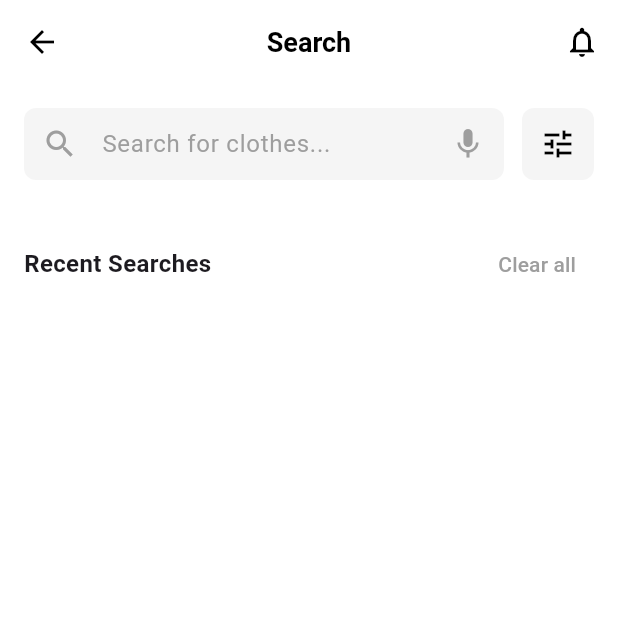
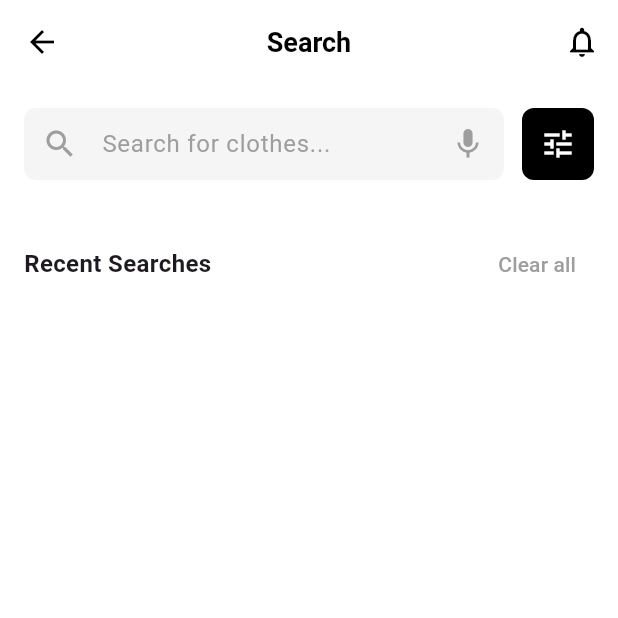
Before and after one commit to DangDiem45/FlutterTraining, a Flutter app: the SearchPage screen opened by its route, on a phone screen of 412 x 824 dp, the top half of it. Run offline on Flutter 3.47's test engine with Material 3 defaults, Android fonts, the phone set to English and light mode, and no system bars; our stand-ins replace bloc, cached_network_image, dartz, dio, equatable, flutter_bloc and 7 more; accounts and stored records are empty; generated files the repository leaves out were written again; network calls fail.

Commit message:
fix errors in Search

```diff
--- a/final_project/lib/core/di/injection_container.dart
+++ b/final_project/lib/core/di/injection_container.dart
@@ -6,6 +6,7 @@ import 'package:final_project/features/ecommerce/domain/repository/products/prod
 import 'package:final_project/features/ecommerce/domain/usecase/products/get_categories.dart';
 import 'package:final_project/features/ecommerce/domain/usecase/products/get_product.dart';
 import 'package:final_project/features/ecommerce/presentation/home/bloc/home_bloc.dart';
+import 'package:final_project/features/ecommerce/presentation/search/bloc/search_bloc.dart';
 import 'package:get_it/get_it.dart';
 
 final sl = GetIt.instance;
@@ -20,4 +21,5 @@ Future<void> initializeDependencies() async {
   sl.registerLazySingleton(() => GetCategories(sl()));
 
   sl.registerFactory(() => HomeBloc(getProducts: sl(), getCategories: sl()));
+  sl.registerFactory(() => SearchBloc());
 }
--- a/final_project/lib/core/utils/app_router.dart
+++ b/final_project/lib/core/utils/app_router.dart
@@ -2,6 +2,8 @@ import 'package:final_project/core/di/injection_container.dart';
 import 'package:final_project/features/ecommerce/presentation/home/bloc/home_bloc.dart';
 import 'package:final_project/features/ecommerce/presentation/home/pages/home_page.dart';
 import 'package:final_project/features/ecommerce/presentation/save/pages/save_item_page.dart';
+import 'package:final_project/features/ecommerce/presentation/search/bloc/search_bloc.dart';
+import 'package:final_project/features/ecommerce/presentation/search/bloc/search_event.dart';
 import 'package:final_project/features/ecommerce/presentation/search/pages/search_page.dart';
 import 'package:flutter_bloc/flutter_bloc.dart';
 import 'package:go_router/go_router.dart';
@@ -17,10 +19,18 @@ final GoRouter router = GoRouter(
     ),
     GoRoute(
       path: '/search',
-      builder: (context, state) => BlocProvider(
-        create: (context) => sl<HomeBloc>(),
-        child: const SearchPage(),
-      ),
+      builder: (context, state) {
+        final query = state.uri.queryParameters['q'] ?? '';
+        if (query.isNotEmpty) {
+          BlocProvider.of<SearchBloc>(context).add(
+            PerformSearch(
+              query,
+              BlocProvider.of<HomeBloc>(context).state.products,
+            ),
+          );
+        }
+        return SearchPage();
+      },
     ),
     GoRoute(path: '/saved', builder: (context, state) => const SaveItemPage()),
   ],
--- a/final_project/lib/features/ecommerce/presentation/search/pages/search_page.dart
+++ b/final_project/lib/features/ecommerce/presentation/search/pages/search_page.dart
@@ -54,16 +54,17 @@ class _SearchPageState extends State<SearchPage> {
 
   @override
   Widget build(BuildContext context) {
-    return BlocProvider(
-      create: (context) => SearchBloc(),
-      child: Scaffold(
+    return Scaffold(
       backgroundColor: Colors.white,
       appBar: AppBar(
         backgroundColor: Colors.white,
         elevation: 0,
         leading: IconButton(
           icon: const Icon(Icons.arrow_back, color: Colors.black),
-            onPressed: () => context.go('/'),
+          onPressed: () {
+            context.read<SearchBloc>().add(ClearSearch());
+            context.go('/');
+          },
         ),
         title: const Text(
           'Search',
@@ -76,10 +77,7 @@ class _SearchPageState extends State<SearchPage> {
         centerTitle: true,
         actions: [
           IconButton(
-              icon: const Icon(
-                Icons.notifications_outlined,
-                color: Colors.black,
-              ),
+            icon: const Icon(Icons.notifications_outlined, color: Colors.black),
             onPressed: () {},
           ),
         ],
@@ -88,6 +86,9 @@ class _SearchPageState extends State<SearchPage> {
         builder: (homeContext, homeState) {
           return BlocBuilder<SearchBloc, SearchState>(
             builder: (searchContext, searchState) {
+              final query = searchState.query ?? '';
+              final searchResults = searchState.searchResults ?? [];
+              final recentSearches = searchState.recentSearches ?? [];
               return Column(
                 children: [
                   SearchBar(
@@ -113,9 +114,9 @@ class _SearchPageState extends State<SearchPage> {
                   ),
                   Suggestions(onSuggestionSelected: _onSuggestionSelected),
                   Expanded(
-                      child: searchState.query!.isEmpty
+                    child: query.isEmpty
                         ? RecentSearches(
-                              recentSearches: searchState.recentSearches!,
+                            recentSearches: recentSearches,
                             onRemove: (search) => searchContext
                                 .read<SearchBloc>()
                                 .add(RemoveRecentSearch(search)),
@@ -128,7 +129,7 @@ class _SearchPageState extends State<SearchPage> {
                               );
                             },
                           )
-                          : searchState.searchResults!.isEmpty
+                        : searchResults.isEmpty
                         ? const NoResults()
                         : SearchResults(
                             searchResults: searchState.searchResults!,
@@ -141,7 +142,6 @@ class _SearchPageState extends State<SearchPage> {
           );
         },
       ),
-      ),
     );
   }
 }
--- a/final_project/lib/features/ecommerce/presentation/search/widgets/no_result_widget.dart
+++ b/final_project/lib/features/ecommerce/presentation/search/widgets/no_result_widget.dart
@@ -15,7 +15,7 @@ class NoResults extends StatelessWidget {
               color: Colors.grey[100],
               shape: BoxShape.circle,
             ),
-            child: const Icon(Icons.search_off, size: 48, color: Colors.grey),
+            child: const Icon(Icons.search, size: 48, color: Colors.grey),
           ),
           const SizedBox(height: 16),
           const Text(
--- a/final_project/lib/features/ecommerce/presentation/search/widgets/search_bar_widget.dart
+++ b/final_project/lib/features/ecommerce/presentation/search/widgets/search_bar_widget.dart
@@ -64,10 +64,10 @@ class SearchBar extends StatelessWidget {
             child: Container(
               padding: const EdgeInsets.all(12),
               decoration: BoxDecoration(
-                color: Colors.grey[100],
+                color: Colors.black,
                 borderRadius: BorderRadius.circular(8),
               ),
-              child: const Icon(Icons.tune, color: Colors.black),
+              child: const Icon(Icons.tune, color: Colors.white),
             ),
           ),
         ],
```
Also changed, not shown: final_project/lib/features/ecommerce/presentation/home/pages/home_page.dart (+79 -17 lines), final_project/lib/features/ecommerce/presentation/search/widgets/search_result_widget.dart (+0 -41 lines), final_project/lib/main.dart (+13 -1 lines). Lines whose indentation alone changed are shown as unchanged.
